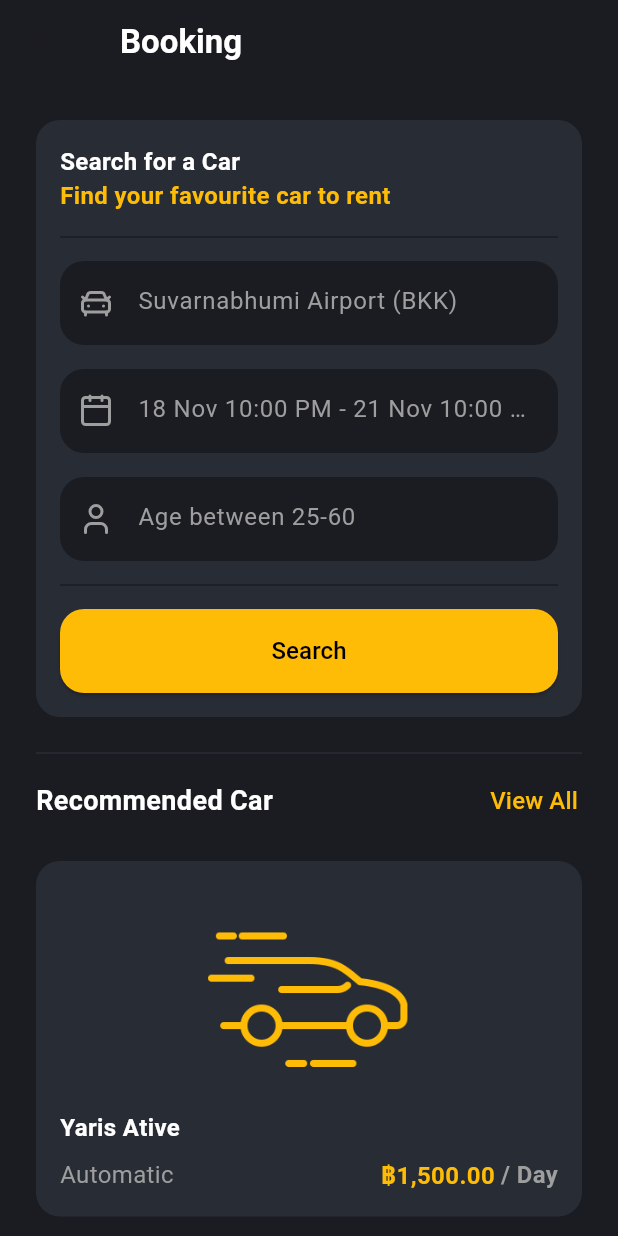
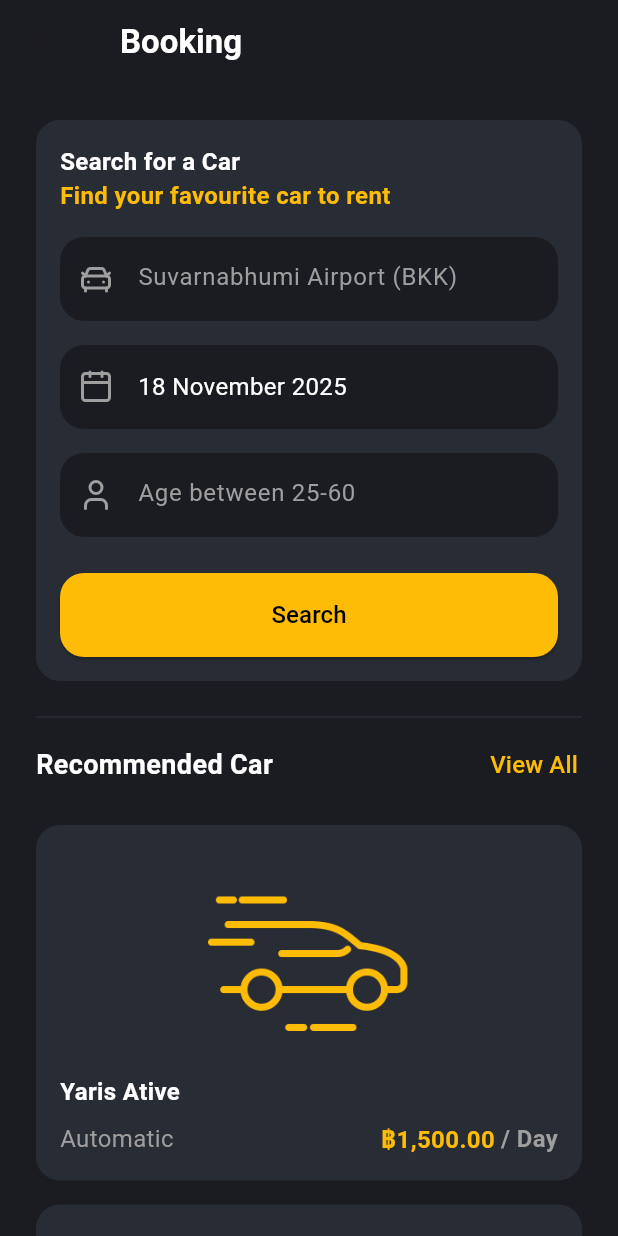
Before and after one commit to naixdevv/flutter-car-booking, a Flutter app: the BookingPage screen opened by its route, on a phone screen of 412 x 824 dp. Run offline on Flutter 3.47's test engine with Material 3 defaults, Android fonts, the phone set to English and light mode, and no system bars; our stand-ins replace flutter_svg, google_maps_flutter, lucide_icons_flutter.

Commit message:
refactor: update UI booking

```diff
--- a/lib/presentation/pages/booking/booking_page.dart
+++ b/lib/presentation/pages/booking/booking_page.dart
@@ -1,10 +1,12 @@
 import 'package:flutter/material.dart';
 import 'package:lucide_icons_flutter/lucide_icons.dart';
+import 'package:flutter_car_booking/routes/app_routes.dart';
 import 'package:flutter_car_booking/core/theme/app_colors.dart';
 import 'package:flutter_car_booking/presentation/widgets/app_button.dart';
 import 'package:flutter_car_booking/presentation/widgets/app_text_button.dart';
 import 'package:flutter_car_booking/presentation/widgets/app_textfield.dart';
 import 'package:flutter_car_booking/presentation/widgets/car_card.dart';
+import 'package:flutter_car_booking/presentation/widgets/date_time_picker.dart';
 
 class BookingPage extends StatefulWidget {
   const BookingPage({super.key});
@@ -25,6 +27,10 @@ class _BookingPageState extends State<BookingPage> {
     {"id": 4, "name": "Yaris Cross", "price": 2000.00},
     {"id": 5, "name": "Corolla Cross", "price": 3000.00},
   ];
+
+  void _searchCar() {
+    Navigator.of(context, rootNavigator: true).pushNamed(AppRoutes.bookingSearchResult);
+  }
 
   @override
   Widget build(BuildContext context) {
@@ -77,9 +83,7 @@ class _BookingPageState extends State<BookingPage> {
                         ),
                       ],
                     ),
-                    SizedBox(height: 8),
-                    Divider(color: AppColors.borderPrimary, thickness: 1),
-                    SizedBox(height: 8),
+                    SizedBox(height: 16),
                     AppTextField(
                       controller: startController,
                       hintText: 'Suvarnabhumi Airport (BKK)',
@@ -90,31 +94,22 @@ class _BookingPageState extends State<BookingPage> {
                       fillColor: AppColors.backgroundPrimary,
                     ),
                     SizedBox(height: 16),
-                    AppTextField(
-                      controller: dateController,
-                      hintText: '18 Nov 10:00 PM - 21 Nov 10:00 PM',
-                      prefixIcon: Icon(
-                        LucideIcons.calendar,
-                        color: AppColors.iconPrimary,
-                      ),
-                      fillColor: AppColors.backgroundPrimary,
-                    ),
+                    DateTimePicker(onSelected: (datetime) {}),
                     SizedBox(height: 16),
                     AppTextField(
                       controller: ageController,
                       hintText: 'Age between 25-60',
+                      keyboardType: TextInputType.number,
                       prefixIcon: Icon(
                         LucideIcons.user,
                         color: AppColors.iconPrimary,
                       ),
                       fillColor: AppColors.backgroundPrimary,
                     ),
-                    SizedBox(height: 8),
-                    Divider(color: AppColors.borderPrimary, thickness: 1),
-                    SizedBox(height: 8),
+                    SizedBox(height: 24),
                     AppButton(
                       text: 'Search',
-                      onPressed: () {},
+                      onPressed: _searchCar,
                       type: ButtonType.primary,
                     ),
                   ],
--- a/pubspec.yaml
+++ b/pubspec.yaml
@@ -37,6 +37,7 @@ dependencies:
   lucide_icons_flutter: ^3.1.6
   flutter_svg: ^2.2.2
   intl: ^0.20.2
+  google_maps_flutter: ^2.14.0
 
 dev_dependencies:
   flutter_test:
```
Also changed, not shown: lib/presentation/pages/booking/booking_search_result_page.dart (+45 -3 lines), pubspec.lock.
